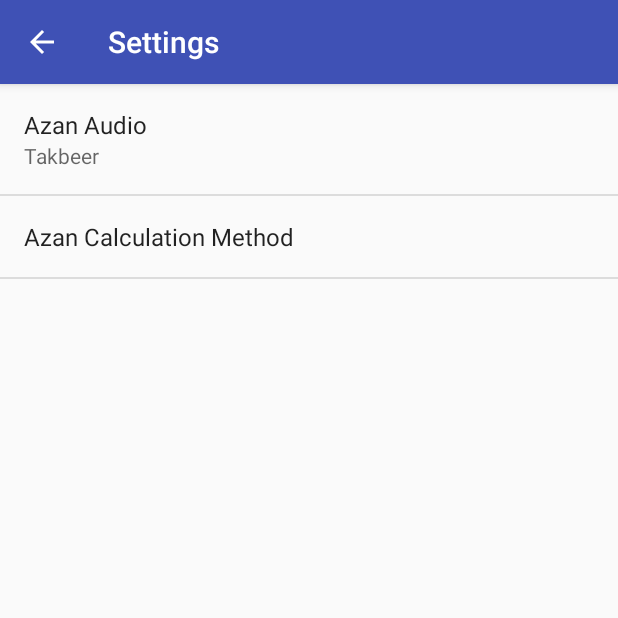
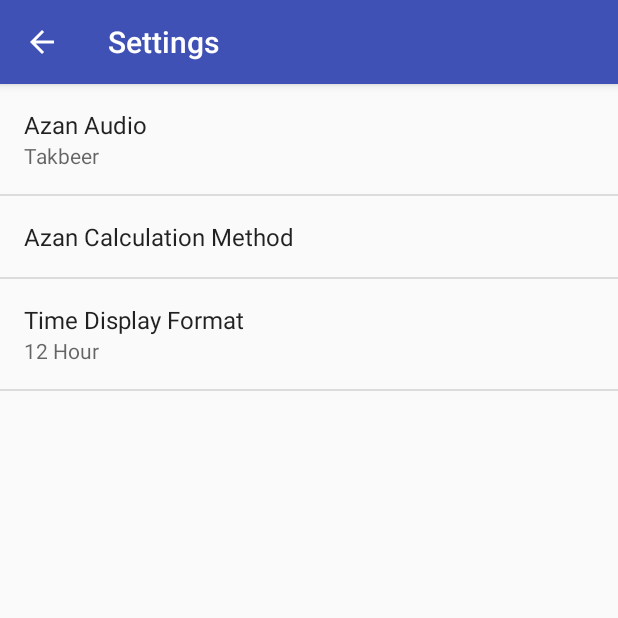
Before and after one commit to mostafayahia/Azan, an Android app: the screen it shows after launch (SettingsActivity), in the options menu, after a tap on "Settings", on a phone screen of 412 x 824 dp, the top half of it. Run offline under Robolectric (Android 15) with nearby library versions, the phone set to English and light mode, and no system bars.

Commit message:
add time format in app settings

```diff
--- a/app/src/main/java/free/elmasry/azan/ui/MainActivity.java
+++ b/app/src/main/java/free/elmasry/azan/ui/MainActivity.java
@@ -420,6 +420,9 @@ public class MainActivity extends AppCompatActivity implements
             if (sCalcMethodSetDefaultState) sCalcMethodSetDefaultState = false;
             else sCalcMethodPreferenceUpdated = true;
 
+        } else if (preferenceKey.equals(getString(R.string.pref_time_format_key))) {
+            setDateAndAzanTimesViews(mTodayDateString);
+            AzanWidgetService.startActionDisplayAzanTime(this);
         }
     }
 
@@ -531,7 +534,8 @@ public class MainActivity extends AppCompatActivity implements
         for (int i = 0; i < ALL_TIMES_NUM; i++) {
             String azanTimeIn24HourFormat = allAzanTimesIn24Format[i];
 
-            if (getResources().getBoolean(R.bool.use_24_hour_format)) {
+            if (PreferenceUtils.getTimeFormatFromPreferences(this)
+                    .equals(getString(R.string.pref_time_format_24_hour))) {
                 mAllAzanTimesTextViews[i].setText(AzanAppTimeUtils.getTimeWithDefaultLocale(azanTimeIn24HourFormat));
             } else {
                 mAllAzanTimesTextViews[i].setText(AzanAppTimeUtils.convertTo12HourFormat(azanTimeIn24HourFormat));
--- a/app/src/main/java/free/elmasry/azan/ui/PlayAzanSound.java
+++ b/app/src/main/java/free/elmasry/azan/ui/PlayAzanSound.java
@@ -71,7 +71,8 @@ public class PlayAzanSound extends AppCompatActivity implements MediaPlayer.OnCo
         TextView azanTimeTextView = findViewById(R.id.azan_time_textview);
         String azanTimeIn24HourFormat = allAzanTimesIn24Format[indexOfCurrentAzanTime];
 
-        if (getResources().getBoolean(R.bool.use_24_hour_format)) {
+        if (PreferenceUtils.getTimeFormatFromPreferences(this)
+                .equals(getString(R.string.pref_time_format_24_hour))) {
             azanTimeTextView.setText(AzanAppTimeUtils.getTimeWithDefaultLocale(azanTimeIn24HourFormat));
         } else {
             azanTimeTextView.setText(AzanAppTimeUtils.convertTo12HourFormat(azanTimeIn24HourFormat));
--- a/app/src/main/java/free/elmasry/azan/utilities/PreferenceUtils.java
+++ b/app/src/main/java/free/elmasry/azan/utilities/PreferenceUtils.java
@@ -147,6 +147,12 @@ public class PreferenceUtils {
                         context.getString(R.string.pref_audio_takbeer));
     }
 
+    public static String getTimeFormatFromPreferences(Context context) {
+        return PreferenceManager.getDefaultSharedPreferences(context)
+                .getString(context.getString(R.string.pref_time_format_key),
+                        context.getString(R.string.pref_time_format_12_hour));
+    }
+
     public static String getAzanCalcMethodFromPreferences(Context context) {
         return PreferenceManager.getDefaultSharedPreferences(context)
                 .getString(context.getString(R.string.pref_calc_method_key),
--- a/app/src/main/java/free/elmasry/azan/widget/AzanAppWidget.java
+++ b/app/src/main/java/free/elmasry/azan/widget/AzanAppWidget.java
@@ -49,7 +49,8 @@ public class AzanAppWidget extends AppWidgetProvider {
 
             views.setTextViewText(R.id.widget_azan_time_label_text_view,
                     AzanAppHelperUtils.getAzanLabel(context, indexOfNextAzanTime));
-            if (context.getResources().getBoolean(R.bool.use_24_hour_format)) {
+            if (PreferenceUtils.getTimeFormatFromPreferences(context)
+                    .equals(context.getString(R.string.pref_time_format_24_hour))) {
                 views.setTextViewText(R.id.widget_azan_time_text_view,
                         AzanAppTimeUtils.getTimeWithDefaultLocale(azanTimeIn24HourFormat));
             } else {
--- a/app/src/main/res/values/arrays.xml
+++ b/app/src/main/res/values/arrays.xml
@@ -31,4 +31,14 @@
         <item>@string/pref_calc_method_isna</item>
     </string-array>
 
+    <string-array name="time_format_options">
+        <item>@string/pref_time_format_label_12_hour</item>
+        <item>@string/pref_time_format_label_24_hour</item>
+    </string-array>
+
+    <string-array name="time_format_values">
+        <item>@string/pref_time_format_12_hour</item>
+        <item>@string/pref_time_format_24_hour</item>
+    </string-array>
+
 </resources>
--- a/app/src/main/res/values/bools.xml
+++ b/app/src/main/res/values/bools.xml
@@ -5,8 +5,6 @@
     this values in the app settings later
      -->
 
-    <bool name="use_24_hour_format">false</bool>
-
     <bool name="use_day_name_for_date">true</bool>
 
 </resources>
--- a/app/src/main/res/values/strings.xml
+++ b/app/src/main/res/values/strings.xml
@@ -69,5 +69,12 @@
     <string name="widget_error">ERR: tab the widget</string>
     <string name="failed_to_load_data">Sorry, Failed to load the data from the internet, please try again later</string>
 
+    <string name="pref_time_format_label">Time Display Format</string>
+    <string name="pref_time_format_key" translatable="false">time-format</string>
+    <string name="pref_time_format_label_12_hour">12 Hour</string>
+    <string name="pref_time_format_label_24_hour">24 Hour</string>
+    <string name="pref_time_format_12_hour" translatable="false">12-hour</string>
+    <string name="pref_time_format_24_hour" translatable="false">24-hour</string>
+
 
 </resources>
--- a/app/src/main/res/xml/general_pref.xml
+++ b/app/src/main/res/xml/general_pref.xml
@@ -15,4 +15,11 @@
         android:entries="@array/azan_calc_method_options"
         android:entryValues="@array/azan_calc_method_values" />
 
+    <ListPreference
+        android:title="@string/pref_time_format_label"
+        android:key="@string/pref_time_format_key"
+        android:defaultValue="@string/pref_time_format_12_hour"
+        android:entries="@array/time_format_options"
+        android:entryValues="@array/time_format_values" />
+
 </PreferenceScreen>
```
Also changed, not shown: 1 other file.
